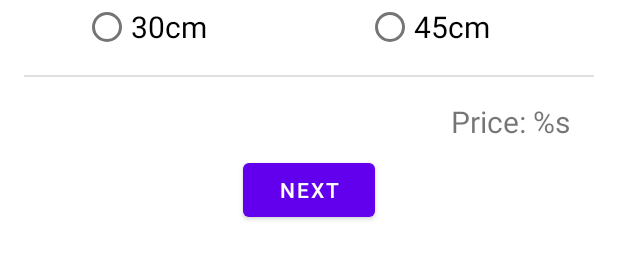
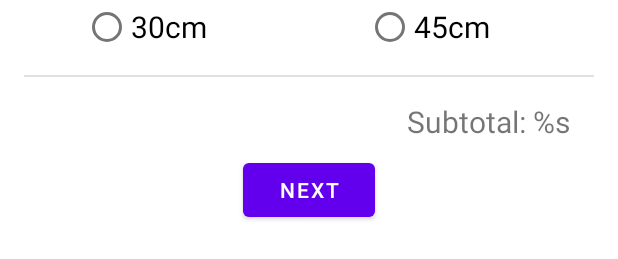
Before and after one commit to theMagusDev/OrderPizzaApp, an Android app: the layout fragment_size.xml on its own in the app's theme, with its tools: preview values and no code run, on a phone screen of 412 x 824 dp. Shown: the part 392-651 px from the top of the screen. Run offline under Robolectric (Android 15) with nearby library versions, the light colour scheme and no system bars.

Commit message:
Change _price and price variables to _total and total

```diff
--- a/app/src/main/java/com/example/pizza/ui/order/SummaryFragment.kt
+++ b/app/src/main/java/com/example/pizza/ui/order/SummaryFragment.kt
@@ -79,7 +79,7 @@ class SummaryFragment : Fragment() {
             sharedOrderViewModel.getFlavorsString(),
             sharedOrderViewModel.size.value.toString(),
             sharedOrderViewModel.date.value,
-            sharedOrderViewModel.price.value
+            sharedOrderViewModel.total.value
         )
 
         val intent = Intent(Intent.ACTION_SENDTO).apply {
--- a/app/src/main/res/layout/fragment_size.xml
+++ b/app/src/main/res/layout/fragment_size.xml
@@ -83,19 +83,19 @@
                 app:layout_constraintTop_toBottomOf="@id/pizza_45cm_radio_button"/>
 
             <TextView
-                style="@style/Widget.Pizza.TextView.Price"
-                android:id="@+id/price_text"
-                android:text="@{@string/price(orderViewModel.price.toString())}"
+                style="@style/Widget.Pizza.TextView.Subtotal"
+                android:id="@+id/subtotal_text"
+                android:text="@{@string/subtotal(orderViewModel.total.toString())}"
                 android:layout_width="wrap_content"
                 android:layout_height="wrap_content"
                 app:layout_constraintEnd_toEndOf="parent"
                 app:layout_constraintTop_toBottomOf="@id/size_divider"
-                tools:text="@string/price"/>
+                tools:text="@string/subtotal"/>
 
             <com.google.android.material.button.MaterialButton
                 style="@style/Widget.Pizza.Button.Next"
                 android:onClick="@{() -> sizeFragment.goToNextScreen()}"
-                app:layout_constraintTop_toBottomOf="@id/price_text"
+                app:layout_constraintTop_toBottomOf="@id/subtotal_text"
                 app:layout_constraintEnd_toEndOf="parent"
                 app:layout_constraintStart_toStartOf="parent"/>
 
--- a/app/src/main/res/layout/fragment_summary.xml
+++ b/app/src/main/res/layout/fragment_summary.xml
@@ -118,7 +118,7 @@
                 android:layout_width="wrap_content"
                 android:layout_height="wrap_content"
                 android:layout_marginTop="@dimen/margin_between_elements"
-                android:text="@{@string/total(orderViewModel.price)}"
+                android:text="@{@string/total(orderViewModel.total)}"
                 android:layout_gravity="end"
                 tools:text="Total: $12.00"/>
 
--- a/app/src/main/res/values/strings.xml
+++ b/app/src/main/res/values/strings.xml
@@ -12,7 +12,7 @@
     <string name="pizza_30_cm">30 centimeter pizza</string>
     <string name="choose_toppings">Choose toppings:</string>
     <string name="main_headline">Main:</string>
-    <string name="price">Price: %s</string>
+    <string name="subtotal">Subtotal: %s</string>
     <string name="sausage">Sausage</string>
     <string name="bacon">Bacon</string>
     <string name="extra_cheese">Extra Cheese</string>
--- a/app/src/main/res/values/styles.xml
+++ b/app/src/main/res/values/styles.xml
@@ -13,7 +13,7 @@
         <item name="android:layout_margin">@dimen/margin_between_elements</item>
     </style>
 
-    <style name="Widget.Pizza.TextView.Price" parent="Widget.AppCompat.TextView">
+    <style name="Widget.Pizza.TextView.Subtotal" parent="Widget.AppCompat.TextView">
         <item name="android:textSize">20sp</item>
         <item name="android:layout_margin">@dimen/side_margin</item>
     </style>
```
Also changed, not shown: app/src/main/java/com/example/pizza/ui/order/FlavorFragment.kt (+1 -6 lines), app/src/main/java/com/example/pizza/ui/order/model/OrderViewModel.kt (+17 -17 lines), app/src/main/res/layout/fragment_flavor.xml (+5 -5 lines), app/src/main/res/layout/fragment_pickup.xml (+5 -5 lines).
